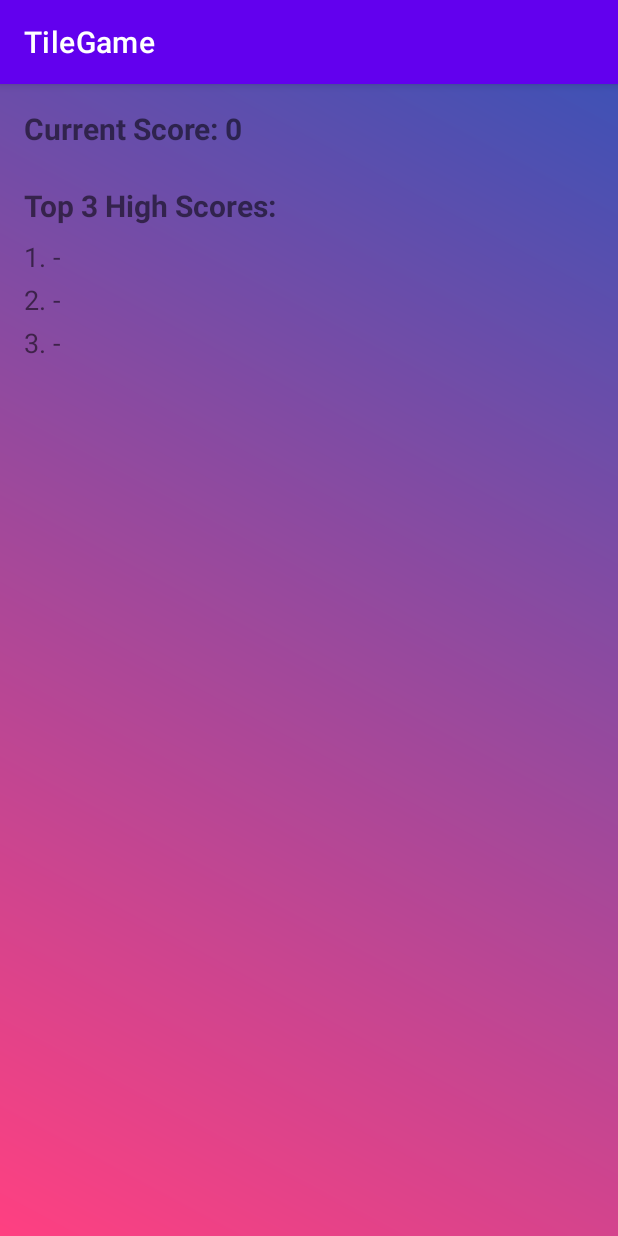
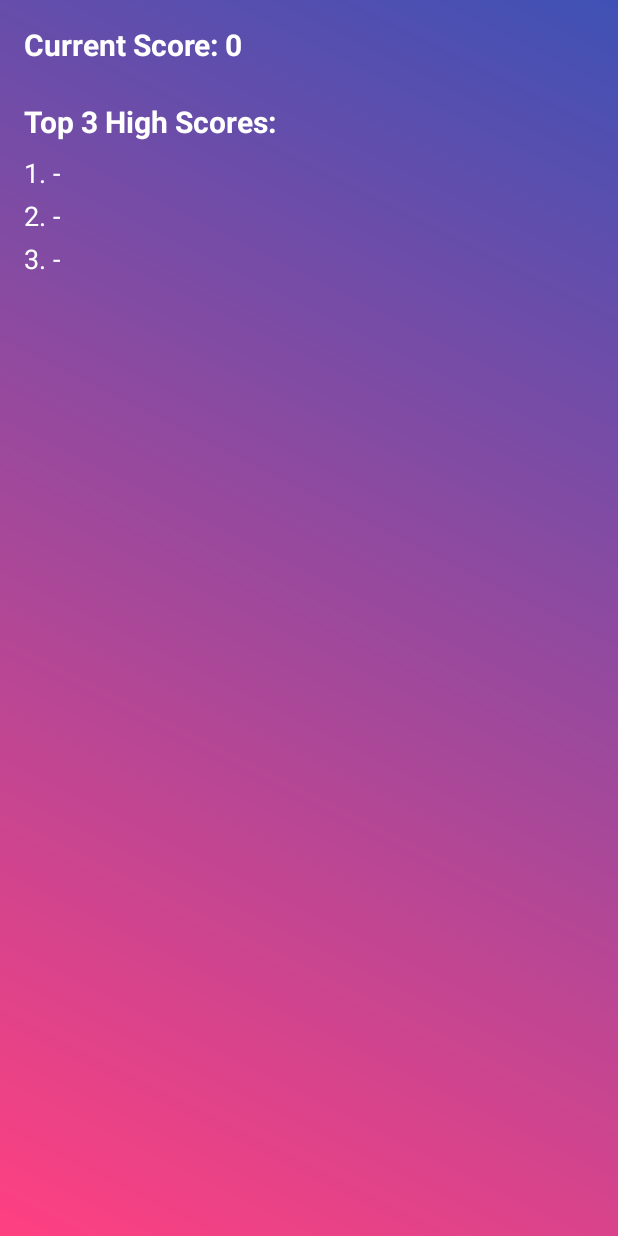
Before and after one commit to arindhimar/TileMemoryGame, an Android app: the HighScoreActivity screen opened directly, with no data from a screen before it, on a phone screen of 412 x 824 dp. Run offline under Robolectric (Android 15) with nearby library versions, the phone set to English and light mode, and no system bars.

Commit message:
tile_game

```diff
--- a/app/src/main/java/com/example/tilegame/WelcomeAcitvity.kt
+++ b/app/src/main/java/com/example/tilegame/WelcomeAcitvity.kt
@@ -43,7 +43,7 @@ class WelcomeAcitvity : AppCompatActivity() {
     private fun sendDialogDataToActivity(data: String) {
         if(data.isNotEmpty())
         {
-            Toast.makeText(this, data, Toast.LENGTH_SHORT).show()
+            Toast.makeText(this, "Welcome $data!!", Toast.LENGTH_SHORT).show()
             val sp = getSharedPreferences("userData",Context.MODE_PRIVATE)
             val temp = sp.edit()
             temp.putString("name",data)
--- a/app/src/main/res/layout/activity_high_score.xml
+++ b/app/src/main/res/layout/activity_high_score.xml
@@ -12,6 +12,7 @@
 
         <!-- Current Score -->
         <TextView
+            android:textColor="@color/white"
             android:id="@+id/text_current_score"
             android:layout_width="match_parent"
             android:layout_height="wrap_content"
@@ -22,6 +23,8 @@
 
         <!-- Top 3 High Scores -->
         <TextView
+            android:textColor="@color/white"
+
             android:id="@+id/text_top_scores"
             android:layout_width="match_parent"
             android:layout_height="wrap_content"
@@ -32,6 +35,8 @@
             android:paddingBottom="8dp"/>
 
         <TextView
+            android:textColor="@color/white"
+
             android:id="@+id/text_score1"
             android:layout_width="match_parent"
             android:layout_height="wrap_content"
@@ -40,6 +45,8 @@
             android:paddingBottom="4dp"/>
 
         <TextView
+            android:textColor="@color/white"
+
             android:id="@+id/text_score2"
             android:layout_width="match_parent"
             android:layout_height="wrap_content"
@@ -48,6 +55,8 @@
             android:paddingBottom="4dp"/>
 
         <TextView
+            android:textColor="@color/white"
+
             android:id="@+id/text_score3"
             android:layout_width="match_parent"
             android:layout_height="wrap_content"
--- a/app/src/main/res/values-night/themes.xml
+++ b/app/src/main/res/values-night/themes.xml
@@ -1,6 +1,6 @@
 <resources xmlns:tools="http://schemas.android.com/tools">
     <!-- Base application theme. -->
-    <style name="Theme.TileGame" parent="Theme.MaterialComponents.DayNight.DarkActionBar">
+    <style name="Theme.TileGame" parent="Theme.MaterialComponents.DayNight.NoActionBar">
         <!-- Primary brand color. -->
         <item name="colorPrimary">@color/purple_200</item>
         <item name="colorPrimaryVariant">@color/purple_700</item>
--- a/app/src/main/res/values/themes.xml
+++ b/app/src/main/res/values/themes.xml
@@ -1,6 +1,6 @@
 <resources xmlns:tools="http://schemas.android.com/tools">
     <!-- Base application theme. -->
-    <style name="Theme.TileGame" parent="Theme.MaterialComponents.DayNight.DarkActionBar">
+    <style name="Theme.TileGame" parent="Theme.MaterialComponents.DayNight.NoActionBar">
         <!-- Primary brand color. -->
         <item name="colorPrimary">@color/purple_500</item>
         <item name="colorPrimaryVariant">@color/purple_700</item>
```
